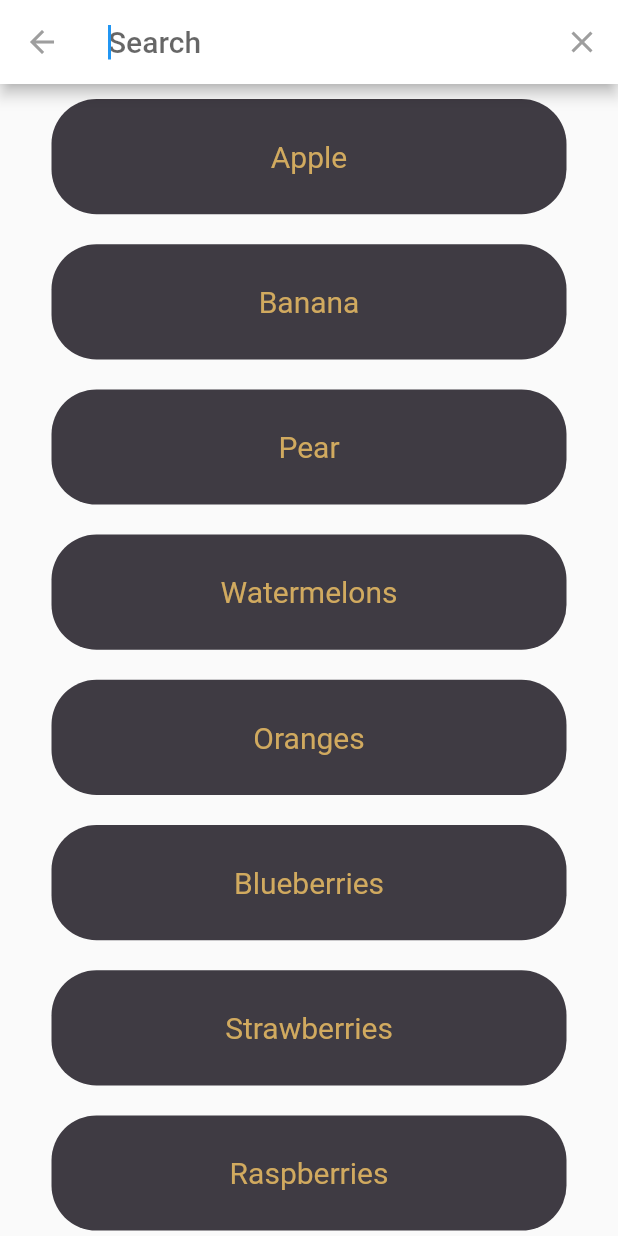
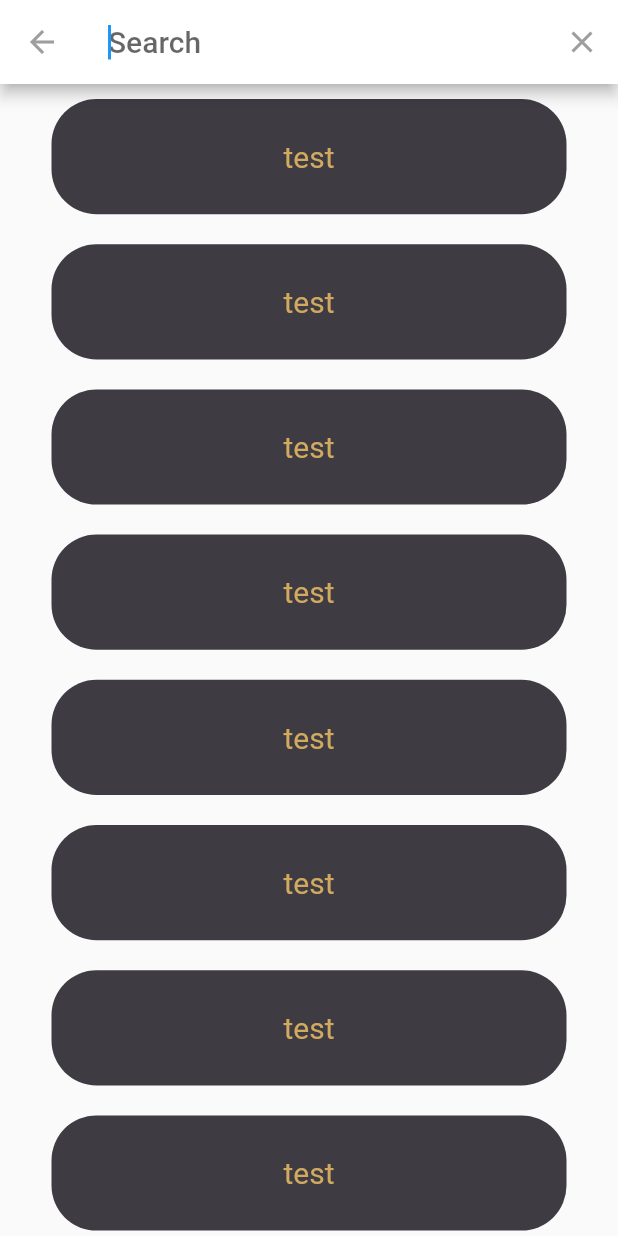
Before and after one commit to EbrahimMShaaban/rights_project, a Flutter app: the SearchScreen screen opened directly, after a tap on the "search" icon, on a phone screen of 412 x 824 dp. Run offline on Flutter 3.47's test engine with Material 2 defaults, Android fonts, the phone set to English and light mode, and no system bars.

Commit message:
edit admin + condition arrow back + edit language

```diff
--- a/lib/providers/loginprov.dart
+++ b/lib/providers/loginprov.dart
@@ -1,5 +1,4 @@
 import 'package:flutter/material.dart';
-import 'package:rights_project/screens/client_screen/navigationbar.dart';
 import 'package:rights_project/screens/fresh_lawer/view.dart';
 import 'package:rights_project/screens/navigation.dart';
 import 'package:rights_project/widgets/compnant.dart';
@@ -18,7 +17,7 @@ class LoginProv with ChangeNotifier {
         break;
 
       case 2:
-        navigateAndFinish(context, const ClientNavigate());
+        navigateAndFinish(context, const NavigationScreen());
         break;
     }
   }
--- a/lib/screens/admin_sceen/users_screen/user_item.dart
+++ b/lib/screens/admin_sceen/users_screen/user_item.dart
@@ -46,15 +46,15 @@ class _UseritemState extends State<Useritem> {
                   width: sizeFromWidth(context, 2),
                 ),
               ),
-              InkWell(onTap: () {}, child: const Icon(Icons.star)),
+              InkWell(onTap: () {}, child: const Icon(Icons.check)),
               SizedBox(
                 width: sizeFromWidth(context, 25),
               ),
-              InkWell(onTap: () {}, child: const Icon(Icons.star)),
+              InkWell(onTap: () {}, child: const Icon(Icons.block)),
               SizedBox(
                 width: sizeFromWidth(context, 25),
               ),
-              InkWell(onTap: () {}, child: const Icon(Icons.delete))
+
             ],
           ),
         ),
--- a/lib/screens/client_screen/client_profile.dart
+++ b/lib/screens/client_screen/client_profile.dart
@@ -2,6 +2,7 @@ import 'package:flutter/material.dart';
 import 'package:rights_project/screens/profile/editprofille.dart';
 import 'package:rights_project/style.dart';
 import 'package:rights_project/widgets/compnant.dart';
+
 
 
 
@@ -10,6 +11,7 @@ class ClientProfile extends StatelessWidget {
 
   @override
   Widget build(BuildContext context) {
+
     return Scaffold(
       body: Column(
         crossAxisAlignment: CrossAxisAlignment.start,
@@ -108,7 +110,7 @@ class ClientProfile extends StatelessWidget {
                     style: TextStyle(fontSize: 18),
                   ),
                   Text(
-                    ' الطلبات السابقة',
+                    ' Previous orders',
                     style: TextStyle(fontSize: 18),
                   ),
                 ],
@@ -124,7 +126,7 @@ class ClientProfile extends StatelessWidget {
                     style: TextStyle(fontSize: 18),
                   ),
                   Text(
-                    'الطلبات الحالية',
+                  'current orders',
                     style: TextStyle(fontSize: 18),
                   ),
                 ],
--- a/lib/screens/fresh_lawer/search_screen.dart
+++ b/lib/screens/fresh_lawer/search_screen.dart
@@ -22,20 +22,25 @@ class SearchScreen extends StatelessWidget {
           )
         ],
       ),
+      body: const Center(
+        child:
+            Text('Find a lawyer using search', style: TextStyle(fontSize: 30)),
+      ),
     );
   }
 }
 
 class CustomSearchDelegate extends SearchDelegate {
   List<String> searchTerms = [
-    'Apple',
-    'Banana',
-    'Pear',
-    'Watermelons',
-    'Oranges',
-    'Blueberries',
-    'Strawberries',
-    'Raspberries',
+    'test',
+    'test',
+    'test',
+    'test',
+    'test',
+    'test',
+    'test',
+    'test',
+    'test',
   ];
 
   @override
@@ -73,7 +78,7 @@ class CustomSearchDelegate extends SearchDelegate {
       itemBuilder: (context, index) {
         var result = matchQuery[index];
         return Padding(
-          padding: EdgeInsets.all(10),
+          padding: const EdgeInsets.all(10),
           child: Loginbuton(
               ontab: () {
                 Navigator.of(context).push(
--- a/lib/screens/lawyer_screen/lawyer_category.dart
+++ b/lib/screens/lawyer_screen/lawyer_category.dart
@@ -5,8 +5,7 @@ import 'package:rights_project/screens/lawyer_screen/register_screen.dart';
 import '../../providers/loginprov.dart';
 import '../../style.dart';
 import '../../widgets/compnant.dart';
-import '../client_screen/client_register.dart';
-import '../fresh_lawer/view.dart';
+
 
 class LawyerCategory extends StatefulWidget {
   const LawyerCategory({Key? key}) : super(key: key);
```
Also changed, not shown: lib/screens/client_screen/client_home_screen.dart (+6 -2 lines), lib/screens/client_screen/navigationbar.dart (deleted, +0 -47 lines), lib/screens/navigation.dart (+16 -7 lines), lib/screens/profile/view.dart (+16 -5 lines).
